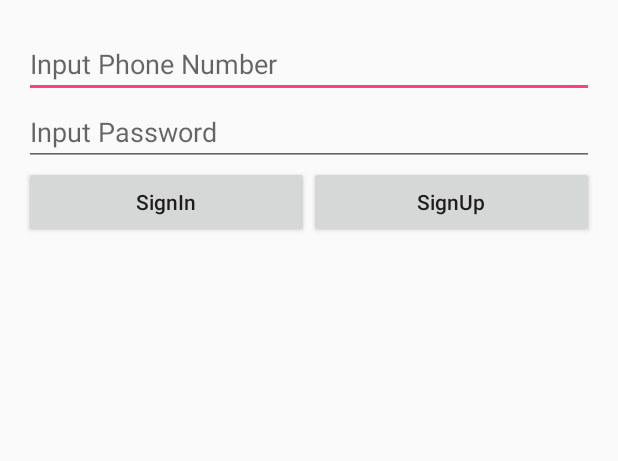
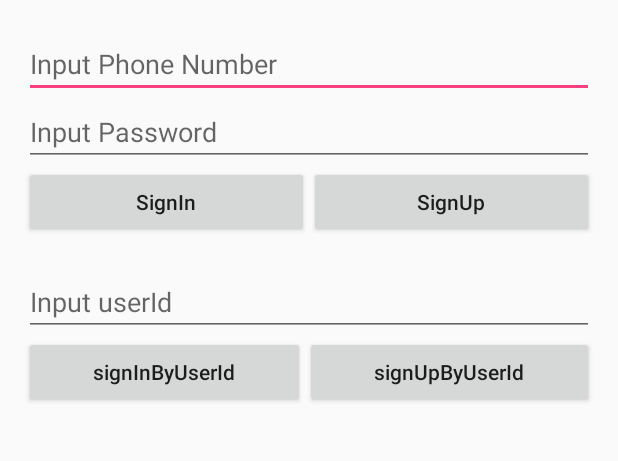
Before and after one commit to beyondbright/lollypop-sdk, an Android app: the screen it shows after launch (LoginActivity), on a phone screen of 412 x 824 dp, the part 94-555 px from its top. Run offline under Robolectric (Android 15) with nearby library versions, the phone set to English and light mode, and no system bars; libraries missing offline, so code that uses them is left out: cn.lollypop.android; 4 statements that could not run were skipped.

Commit message:
升级SDK，支持userId

```diff
--- a/app/build.gradle
+++ b/app/build.gradle
@@ -24,7 +24,7 @@ dependencies {
 
   compile fileTree(dir: 'libs', include: ['*.jar'])
 
-  api 'cn.lollypop.android:LollypopSDK:2.0.9'
+  api 'cn.lollypop.android:LollypopSDK:2.1.4'
 
   androidTestCompile('com.android.support.test.espresso:espresso-core:2.2.2', {
     exclude group: 'com.android.support', module: 'support-annotations'
--- a/app/src/main/java/bongmi/bluetooth/sample/LoginActivity.java
+++ b/app/src/main/java/bongmi/bluetooth/sample/LoginActivity.java
@@ -25,6 +25,7 @@ public class LoginActivity extends AppCompatActivity
 
   private static final String appKey = "gqqmgtHBgapew6ke";
   private EditText phoneNo;
+  private EditText userId;
   private EditText password;
   private TextView log;
 
@@ -34,14 +35,19 @@ public class LoginActivity extends AppCompatActivity
 
     setContentView(R.layout.activity_login);
 
-    phoneNo = (EditText) findViewById(R.id.phoneNo);
-    password = (EditText) findViewById(R.id.password);
-    log = (TextView) findViewById(R.id.log);
+    phoneNo = findViewById(R.id.phoneNo);
+    userId = findViewById(R.id.userId);
+    password = findViewById(R.id.password);
+    log = findViewById(R.id.log);
 
-    Button signUp = (Button) findViewById(R.id.signUp);
+    Button signUp = findViewById(R.id.signUp);
     signUp.setOnClickListener(this);
-    Button signIn = (Button) findViewById(R.id.signIn);
+    Button signIn = findViewById(R.id.signIn);
     signIn.setOnClickListener(this);
+    Button signUpByUserId = findViewById(R.id.signUpByUserId);
+    signUpByUserId.setOnClickListener(this);
+    Button signInByUserId = findViewById(R.id.signInByUserId);
+    signInByUserId.setOnClickListener(this);
 
     // enable debug model to show logs
     LollypopSDK.getInstance().enableDebug();
@@ -97,6 +103,12 @@ public class LoginActivity extends AppCompatActivity
       case R.id.signUp:
         signUp();
         break;
+      case R.id.signInByUserId:
+        signInByUserId();
+        break;
+      case R.id.signUpByUserId:
+        signUpByUserId();
+        break;
     }
   }
 
@@ -132,6 +144,26 @@ public class LoginActivity extends AppCompatActivity
         password.getText().toString());
   }
 
+  private void signInByUserId() {
+    if (TextUtils.isEmpty(userId.getText().toString().trim())) {
+      log.append("Please input userId");
+      return;
+    }
+
+    LollypopSDK.getInstance().signIn(this, appKey,
+        userId.getText().toString());
+  }
+
+  private void signUpByUserId() {
+    if (TextUtils.isEmpty(userId.getText().toString().trim())) {
+      log.append("Please input userId");
+      return;
+    }
+
+    LollypopSDK.getInstance().createUser(this, appKey,
+        userId.getText().toString());
+  }
+
   private void loginSuc() {
     Intent intent = new Intent(this, MainActivity.class);
     startActivity(intent);
--- a/app/src/main/res/layout/activity_login.xml
+++ b/app/src/main/res/layout/activity_login.xml
@@ -54,6 +54,35 @@
         android:textAllCaps="false"/>
   </LinearLayout>
 
+  <EditText
+      android:layout_marginTop="20dp"
+      android:id="@+id/userId"
+      android:layout_width="match_parent"
+      android:layout_height="wrap_content"
+      android:hint="Input userId"/>
+
+  <LinearLayout
+      android:layout_width="match_parent"
+      android:layout_height="wrap_content"
+      android:orientation="horizontal">
+
+    <Button
+        android:id="@+id/signInByUserId"
+        android:layout_width="wrap_content"
+        android:layout_height="wrap_content"
+        android:layout_weight="1"
+        android:text="signInByUserId"
+        android:textAllCaps="false"/>
+
+    <Button
+        android:id="@+id/signUpByUserId"
+        android:layout_width="wrap_content"
+        android:layout_height="wrap_content"
+        android:layout_weight="1"
+        android:text="signUpByUserId"
+        android:textAllCaps="false"/>
+  </LinearLayout>
+
   <TextView
       android:id="@+id/log"
       android:layout_width="match_parent"
```
Also changed, not shown: app/src/main/java/bongmi/bluetooth/sample/MainActivity.java (+24 -1 lines), app/src/main/res/layout/activity_main.xml (+23 -1 lines), 1 other file.
